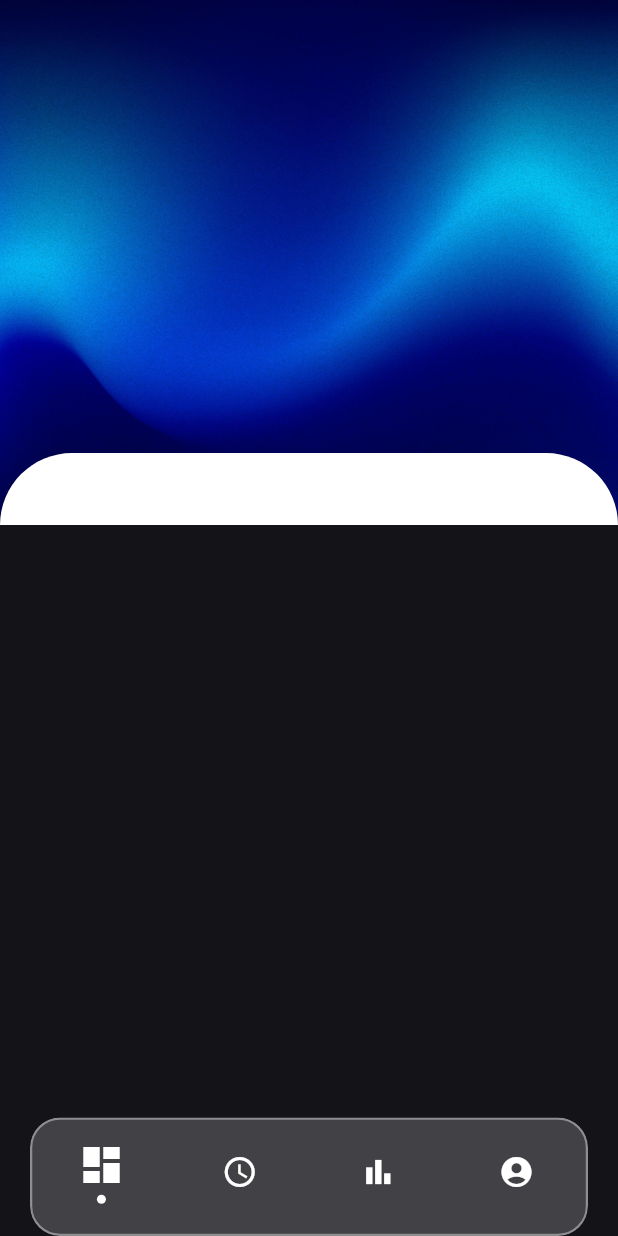
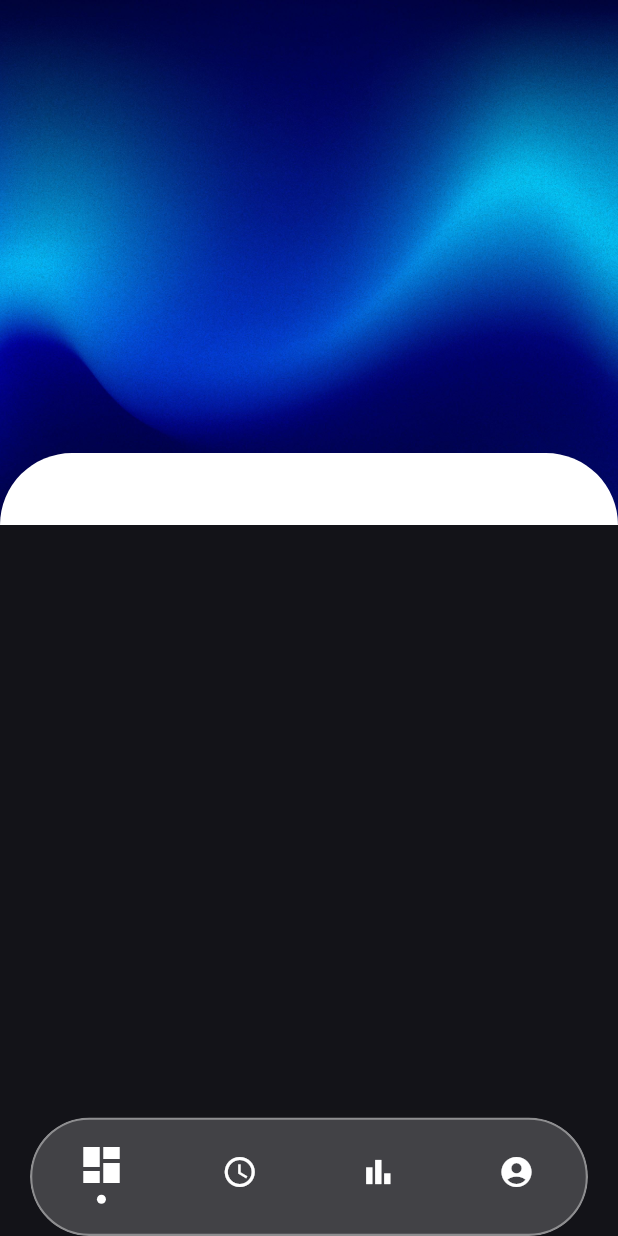
Before and after one commit to intercogni/sundial, a Flutter app: the BottomTab screen opened by its route, on a phone screen of 412 x 824 dp. Run offline on Flutter 3.47's test engine with Material 3 defaults, Android fonts, the phone set to English and light mode, and no system bars; our stand-ins replace firebase_auth, firebase_core, flutter_svg, objectbox; accounts and stored records are empty; generated files the repository leaves out were written again.

Commit message:
💄 style: improve layout

```diff
--- a/lib/classes/sundial.dart
+++ b/lib/classes/sundial.dart
@@ -8,7 +8,7 @@ enum RepeatType {
 
 class RepeatOptions {
   final RepeatType type;
-  final List<int> selectedDays; // 1 for Monday, 7 for Sunday
+  final List<int> selectedDays;
 
   RepeatOptions({
     required this.type,
@@ -23,7 +23,7 @@ class Task {
   final bool isRelative;
   final String? solarEvent;
   final int? offsetMinutes;
-  final RepeatOptions? repeatOptions; // New property
+  final RepeatOptions? repeatOptions;
 
   Task({
     required this.title,
@@ -32,6 +32,6 @@ class Task {
     this.isRelative = false,
     this.solarEvent,
     this.offsetMinutes,
-    this.repeatOptions, // Make repeatOptions optional
+    this.repeatOptions,
   });
 }
--- a/lib/functions/sundial.dart
+++ b/lib/functions/sundial.dart
@@ -12,12 +12,12 @@ bool shouldDivideTask(TimeOfDay? previousTaskTime, TimeOfDay? currentTaskTime, T
   final int currentMinutes = minutifyTimeOfDay(currentTaskTime);
   final int dividerMinutes = minutifyTimeOfDay(dividerTime);
 
-  // If it's the very first task and its time is at or after the divider time
+
   if (previousTaskTime == null && currentTaskTime != null && currentMinutes >= dividerMinutes) {
     return true;
   }
 
-  // If there's a previous task, and the divider time falls between the previous task and the current task
+
   return previousTaskTime != null && currentTaskTime != null &&
          previousMinutes < dividerMinutes &&
          currentMinutes >= dividerMinutes;
--- a/lib/screens/register_screen.dart
+++ b/lib/screens/register_screen.dart
@@ -2,9 +2,9 @@ import 'package:flutter/material.dart';
 import 'package:flutter_svg/flutter_svg.dart';
 import 'package:firebase_auth/firebase_auth.dart';
 import 'package:sundial/screens/home.dart';
-import 'package:sundial/screens/login_screen.dart'; // Import LoginScreen for navigation
+import 'package:sundial/screens/login_screen.dart';
 
-// Reusing Glassmorphism from login_screen.dart for consistency
+
 class Glassmorphism extends StatelessWidget {
   final double blur;
   final double opacity;
@@ -70,7 +70,7 @@ class _RegisterScreenState extends State<RegisterScreen> {
         email: _emailController.text.trim(),
         password: _passwordController.text.trim(),
       );
-      // Navigate to home screen on successful registration
+
       if (mounted) {
         Navigator.of(context).pushReplacementNamed('/home');
       }
--- a/lib/widgets/bottom_tab.dart
+++ b/lib/widgets/bottom_tab.dart
@@ -1,5 +1,5 @@
 import 'package:flutter/material.dart';
-import 'dart:ui'; // Import for ImageFilter
+import 'dart:ui';
 import 'package:sundial/screens/home.dart';
 import 'package:sundial/screens/dial.dart';
 import 'package:sundial/screens/times.dart';
@@ -36,7 +36,7 @@ class _BottomTabState extends State<BottomTab> {
         children: [
           Icon(
             iconData,
-            size: isSelected ? 32.0 : 24.0, // Bigger when selected
+            size: isSelected ? 32.0 : 24.0,
           ),
           if (isSelected)
             Container(
@@ -44,7 +44,7 @@ class _BottomTabState extends State<BottomTab> {
               height: 6.0,
               width: 6.0,
               decoration: const BoxDecoration(
-                color: Colors.white, // The dot color
+                color: Colors.white,
                 shape: BoxShape.circle,
               ),
             ),
@@ -64,21 +64,21 @@ class _BottomTabState extends State<BottomTab> {
             alignment: Alignment.bottomCenter,
             child: SafeArea(
               child: Padding(
-              padding: const EdgeInsets.only(bottom: 0.0), // Adjust padding as needed
+              padding: const EdgeInsets.only(bottom: 0.0),
               child: Padding(
                 padding: const EdgeInsets.symmetric(horizontal: 20.0),
                 child: ClipRRect(
-                borderRadius: BorderRadius.circular(20.0), // Rounded corners for the glass effect
+                borderRadius: BorderRadius.circular(90.0),
                 child: BackdropFilter(
-                  filter: ImageFilter.blur(sigmaX: 10, sigmaY: 10), // Glassmorphism blur effect
+                  filter: ImageFilter.blur(sigmaX: 10, sigmaY: 10),
                   child: Container(
                     decoration: BoxDecoration(
-                      color: Colors.white.withOpacity(0.2), // Translucent background
+                      color: Colors.white.withOpacity(0.2),
                       border: Border.all(
-                        color: Colors.white.withOpacity(0.4), // Subtle border
+                        color: Colors.white.withOpacity(0.4),
                         width: 1.5,
                       ),
-                      borderRadius: BorderRadius.circular(20.0),
+                      borderRadius: BorderRadius.circular(90.0),
                     ),
                     child: Theme(
                       data: Theme.of(context).copyWith(
@@ -86,8 +86,8 @@ class _BottomTabState extends State<BottomTab> {
                         highlightColor: Colors.transparent,
                       ),
                       child: BottomNavigationBar(
-                        backgroundColor: Colors.transparent, // Make background transparent
-                        elevation: 0, // Remove default elevation
+                        backgroundColor: Colors.transparent,
+                        elevation: 0,
                         items: <BottomNavigationBarItem>[
                           _buildTabItem(Icons.dashboard, 0),
                           _buildTabItem(Icons.access_time, 1),
```
Also changed, not shown: lib/main.dart (+8 -8 lines), lib/models/task.dart (+17 -17 lines), lib/screens/dial.dart (+57 -57 lines), lib/screens/login_screen.dart (+6 -6 lines), lib/services/task_service.dart (+7 -7 lines).
